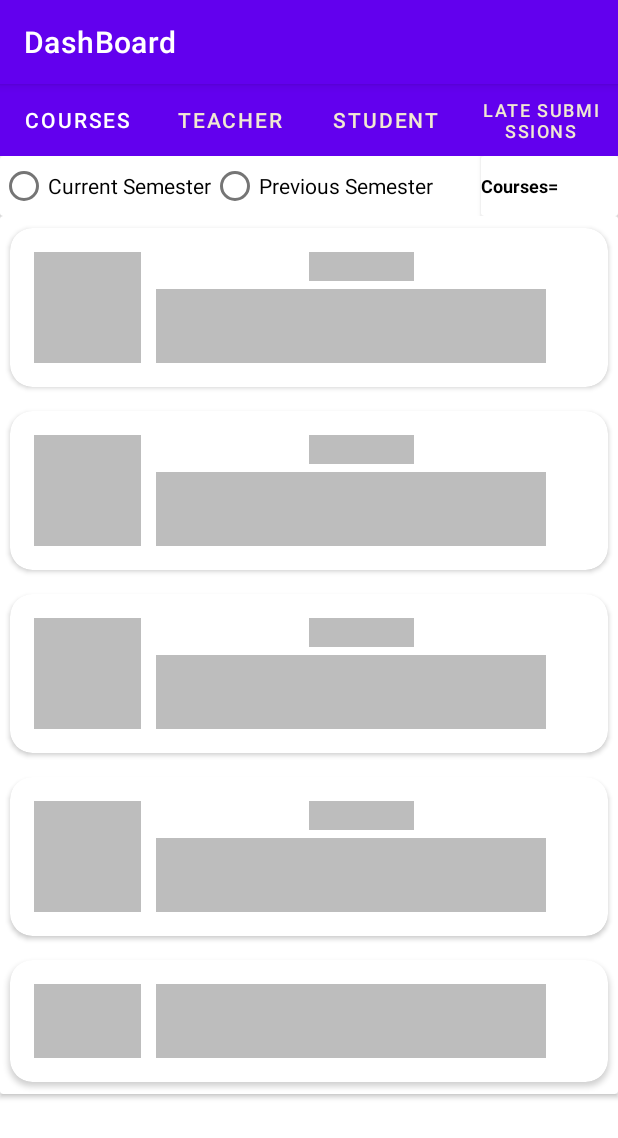
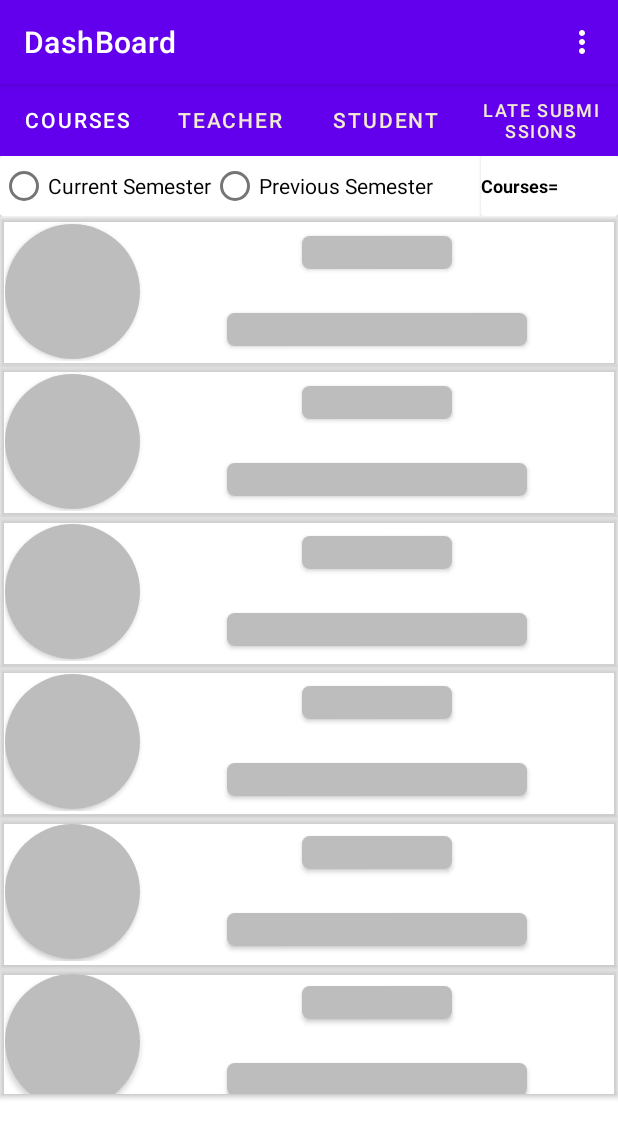
Before and after one commit to Engr-Hamza-Saghir/LMS, an Android app: the director_main_screen screen opened directly, with no data from a screen before it, on a phone screen of 412 x 824 dp. Shown: the top 1138 px of the screen. Run offline under Robolectric (Android 15) with nearby library versions, the phone set to English and light mode, and no system bars; our stand-ins replace Shimmer, Volley; network calls fail; Roboto replaces fonts that are not available here.

Commit message:
add option menu and set shimmer setting

```diff
--- a/app/src/main/java/com/example/lms/main_afterlogin.java
+++ b/app/src/main/java/com/example/lms/main_afterlogin.java
@@ -245,7 +245,7 @@ rcv_for_enroll_courses.setVisibility(View.VISIBLE);
 
     public void exitapp() {
         AlertDialog.Builder alertDialogBuilder = new AlertDialog.Builder(this);
-        alertDialogBuilder.setTitle("Exit Application?");
+        alertDialogBuilder.setTitle("Logout?");
         alertDialogBuilder
                 .setMessage("Are you sure you want to log out?")
                 .setCancelable(false)
--- /dev/null
+++ b/app/src/main/res/drawable/ic_baseline_more_vert_24.xml
@@ -0,0 +1,5 @@
+<vector android:autoMirrored="true" android:height="24dp"
+    android:tint="#FFFFFF" android:viewportHeight="24"
+    android:viewportWidth="24" android:width="24dp" xmlns:android="http://schemas.android.com/apk/res/android">
+    <path android:fillColor="@android:color/white" android:pathData="M12,8c1.1,0 2,-0.9 2,-2s-0.9,-2 -2,-2 -2,0.9 -2,2 0.9,2 2,2zM12,10c-1.1,0 -2,0.9 -2,2s0.9,2 2,2 2,-0.9 2,-2 -0.9,-2 -2,-2zM12,16c-1.1,0 -2,0.9 -2,2s0.9,2 2,2 2,-0.9 2,-2 -0.9,-2 -2,-2z"/>
+</vector>
--- a/app/src/main/res/layout/fragment_director_all_courses.xml
+++ b/app/src/main/res/layout/fragment_director_all_courses.xml
@@ -98,13 +98,13 @@
     android:layout_width="match_parent"
     android:layout_height="match_parent"
     android:orientation="vertical">
-    <include layout="@layout/shimmer_layout"/>
-    <include layout="@layout/shimmer_layout"/>
-    <include layout="@layout/shimmer_layout"/>
-    <include layout="@layout/shimmer_layout"/>
-    <include layout="@layout/shimmer_layout"/>
-    <include layout="@layout/shimmer_layout"/>
-    <include layout="@layout/shimmer_layout"/>
+    <include layout="@layout/simmer_dashboard"/>
+    <include layout="@layout/simmer_dashboard"/>
+    <include layout="@layout/simmer_dashboard"/>
+    <include layout="@layout/simmer_dashboard"/>
+    <include layout="@layout/simmer_dashboard"/>
+    <include layout="@layout/simmer_dashboard"/>
+    <include layout="@layout/simmer_dashboard"/>
 
 </LinearLayout>
         </com.facebook.shimmer.ShimmerFrameLayout>
--- a/app/src/main/res/layout/simmer_dashboard.xml
+++ b/app/src/main/res/layout/simmer_dashboard.xml
@@ -17,20 +17,37 @@
         android:padding="3dp"
         android:layout_height="match_parent">
 
-
-        <ImageView
+<androidx.cardview.widget.CardView
+    android:layout_width="90dp"
+    android:layout_height="90dp"
     android:id="@+id/subject_img"
-            android:layout_width="90dp"
-            app:layout_constraintCircleRadius="@dimen/cardview_default_radius"
-            android:layout_height="90dp"
-            android:background="@color/shimmer"
-            android:scaleType="centerCrop"
     app:layout_constraintBottom_toBottomOf="parent"
     app:layout_constraintStart_toStartOf="parent"
-            app:layout_constraintTop_toTopOf="parent" />
+    app:layout_constraintTop_toTopOf="parent"
+    android:background="@color/shimmer"
+    app:cardCornerRadius="500dp"
+    >
+    <ImageView
+        android:layout_width="match_parent"
+        android:layout_height="match_parent"
+        android:background="@color/shimmer"
+        >
+
+    </ImageView>
+
+</androidx.cardview.widget.CardView>
+
+        <androidx.cardview.widget.CardView
+            android:layout_width="100dp"
+            android:id="@+id/cardt"
+            android:layout_height="wrap_content"
+            app:layout_constraintEnd_toEndOf="parent"
+            app:cardCornerRadius="5dp"
+            app:layout_constraintStart_toEndOf="@+id/subject_img"
+            android:layout_marginTop="10dp"
+            app:layout_constraintTop_toTopOf="parent">
 
             <TextView
-            android:id="@+id/subject_no"
                 style="@style/Widget.AppCompat.TextView.SpinnerItem"
                 android:layout_width="100dp"
                 android:layout_height="wrap_content"
@@ -40,33 +57,34 @@
                 android:textColor="#000000"
                 android:textSize="16sp"
                 android:textStyle="normal"
-            app:layout_constraintBottom_toBottomOf="@+id/cardView8"
+                app:layout_constraintHorizontal_bias="0.303"
+                app:layout_constraintVertical_bias="0.096" />
+        </androidx.cardview.widget.CardView>
+
+        <androidx.cardview.widget.CardView
+            android:layout_width="200dp"
+            android:layout_height="wrap_content"
+            android:layout_marginBottom="10dp"
+            app:cardCornerRadius="5dp"
+            app:layout_constraintBottom_toBottomOf="parent"
             app:layout_constraintEnd_toEndOf="parent"
-            app:layout_constraintHorizontal_bias="0.303"
-            app:layout_constraintStart_toEndOf="@+id/subject_img"
-            app:layout_constraintTop_toTopOf="@+id/cardView8"
-            app:layout_constraintVertical_bias="0.096" />
+            app:layout_constraintStart_toEndOf="@+id/subject_img">
 
             <TextView
-            android:id="@+id/subjet_name"
+                android:id="@+id/subject_no"
+                style="@style/Widget.AppCompat.TextView.SpinnerItem"
+                android:layout_width="match_parent"
+                android:layout_height="wrap_content"
+                android:background="@color/shimmer"
                 android:fontFamily="@font/castoro"
-            style="@style/Widget.AppCompat.TextView"
-            android:layout_width="200dp"
-            android:background="@color/shimmer"
-            android:layout_height="wrap_content"
-            android:gravity="center|center_horizontal|center_vertical"
-            android:maxWidth="100dp"
-            android:maxLength="30"
-            android:maxLines="2"
                 android:text=""
                 android:textColor="#000000"
-            android:textSize="14sp"
+                android:textSize="16sp"
                 android:textStyle="normal"
-            app:layout_constraintBottom_toBottomOf="parent"
-            app:layout_constraintEnd_toEndOf="@+id/subject_no"
-            app:layout_constraintHorizontal_bias="0.433"
-            app:layout_constraintStart_toStartOf="@+id/subject_no"
-            app:layout_constraintTop_toBottomOf="@+id/subject_no"
-            app:layout_constraintVertical_bias="0.38" />
+                app:layout_constraintHorizontal_bias="0.303"
+                app:layout_constraintVertical_bias="0.096" />
+        </androidx.cardview.widget.CardView>
+
+
     </androidx.constraintlayout.widget.ConstraintLayout>
 </androidx.cardview.widget.CardView>
--- /dev/null
+++ b/app/src/main/res/menu/dir_menu.xml
@@ -0,0 +1,29 @@
+<?xml version="1.0" encoding="utf-8"?>
+<menu xmlns:android="http://schemas.android.com/apk/res/android"
+    xmlns:app="http://schemas.android.com/apk/res-auto">
+<item
+    app:showAsAction="always"
+    android:icon="@drawable/ic_baseline_more_vert_24"
+    android:title=""
+
+    >
+    <menu>
+        <item
+            android:id="@+id/dir_profile"
+            app:showAsAction="never"
+            android:title="Profile"
+            android:icon="@drawable/ic_baseline_person_24">
+
+        </item>
+        <item
+            android:id="@+id/dir_logout"
+            app:showAsAction="never"
+            android:title="logout"
+            android:icon="@drawable/ic_baseline_exit_to_app_24">
+
+        </item>
+
+
+    </menu>
+</item>
+</menu>
```
Also changed, not shown: app/src/main/java/com/example/lms/director_main_screen.java (+64 -0 lines). Lines whose indentation alone changed are shown as unchanged.
